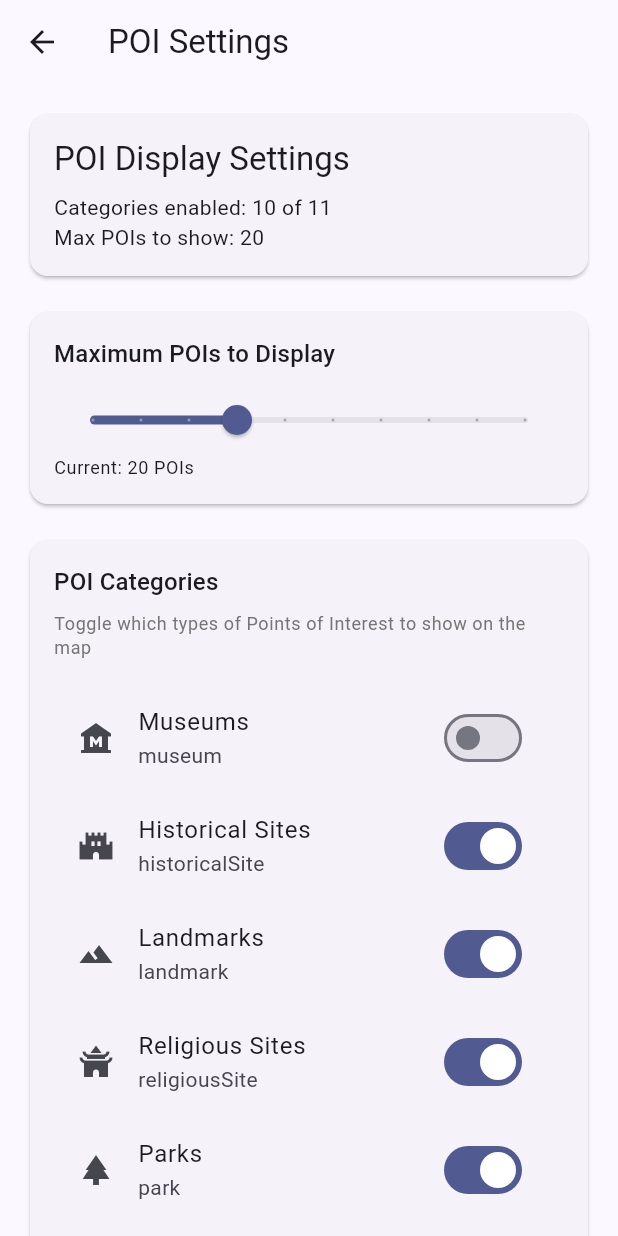
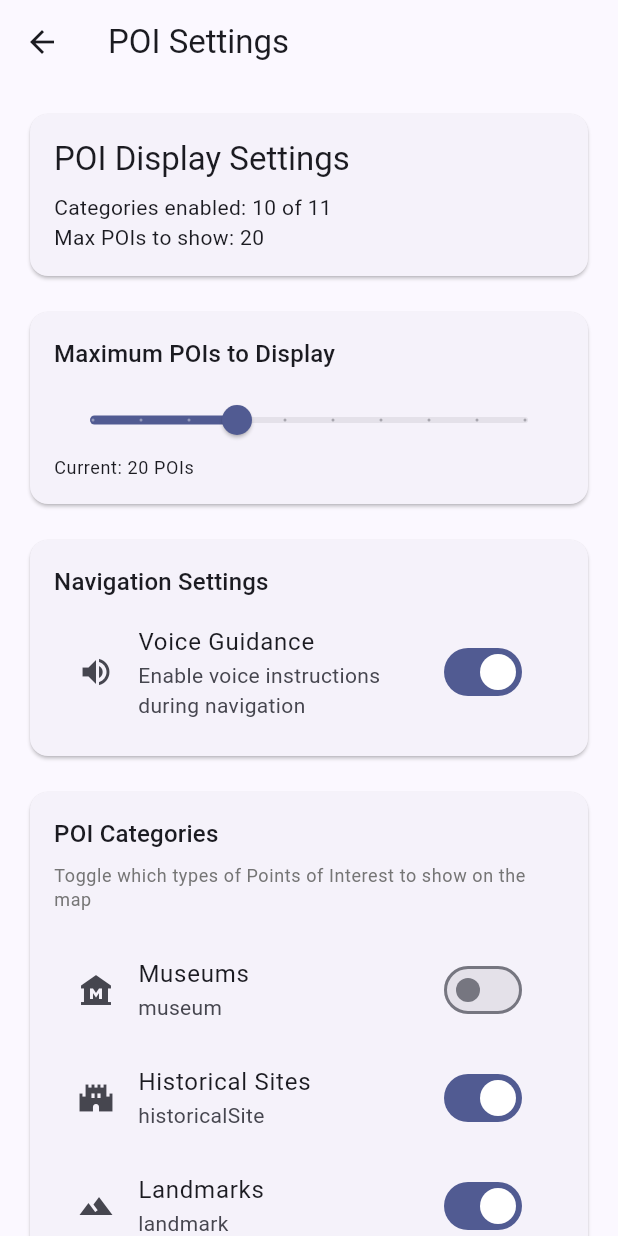
Before and after one commit to dnzlde/passear, a Flutter app: the SettingsPage screen opened directly, after a tap on "Museums", on a phone screen of 412 x 824 dp. Run offline on Flutter 3.47's test engine with Material 3 defaults, Android fonts, the phone set to English and light mode, and no system bars; our stand-ins replace flutter_map, flutter_tts, geolocator, latlong2, shared_preferences; accounts and stored records are empty.

Commit message:
Add voice guidance toggle setting to disable navigation instructions
Co-authored-by: dnzlde <6322686+dnzlde@users.noreply.github.com>

```diff
--- a/lib/map/map_page.dart
+++ b/lib/map/map_page.dart
@@ -12,6 +12,7 @@ import '../models/route.dart';
 import '../services/poi_service.dart';
 import '../services/routing_service.dart';
 import '../services/local_tts_service.dart';
+import '../services/settings_service.dart';
 import '../settings/settings_page.dart';
 import 'wiki_poi_detail.dart';
 
@@ -26,6 +27,7 @@ class _MapPageState extends State<MapPage> {
   List<Poi> _pois = [];
   final PoiService _poiService = PoiService();
   final RoutingService _routingService = RoutingService();
+  final SettingsService _settingsService = SettingsService.instance;
   late final LocalTtsService _ttsService;
   LatLng _mapCenter = const LatLng(32.0741, 34.7924); // fallback: Azrieli
   final MapController _mapController = MapController();
@@ -312,11 +314,14 @@ class _MapPageState extends State<MapPage> {
         // Fit the map to show the entire route
         if (route != null && route.waypoints.isNotEmpty) {
           _fitMapToRoute(route);
-          // Announce route summary
-          _ttsService.speak(
-            'Route calculated. Distance: ${route.formattedDistance}. '
-            'Estimated time: ${route.formattedDuration}',
-          );
+          // Announce route summary if voice guidance is enabled
+          final settings = await _settingsService.loadSettings();
+          if (settings.voiceGuidanceEnabled) {
+            _ttsService.speak(
+              'Route calculated. Distance: ${route.formattedDistance}. '
+              'Estimated time: ${route.formattedDuration}',
+            );
+          }
         }
       }
     } catch (e) {
@@ -364,7 +369,14 @@ class _MapPageState extends State<MapPage> {
     }
   }
 
-  void _announceInstruction(RouteInstruction instruction, double distance) {
+  void _announceInstruction(
+      RouteInstruction instruction, double distance) async {
+    // Check if voice guidance is enabled in settings
+    final settings = await _settingsService.loadSettings();
+    if (!settings.voiceGuidanceEnabled) {
+      return; // Voice guidance is disabled, skip announcement
+    }
+
     String announcement;
     if (instruction.type == 10) {
       // Arrival instruction
--- a/lib/models/settings.dart
+++ b/lib/models/settings.dart
@@ -4,10 +4,12 @@ import 'poi.dart';
 class AppSettings {
   final Map<PoiCategory, bool> enabledCategories;
   final int maxPoiCount;
+  final bool voiceGuidanceEnabled;
 
   AppSettings({
     Map<PoiCategory, bool>? enabledCategories,
     this.maxPoiCount = 20,
+    this.voiceGuidanceEnabled = true,
   }) : enabledCategories = enabledCategories ?? _defaultEnabledCategories();
 
   static Map<PoiCategory, bool> _defaultEnabledCategories() {
@@ -17,10 +19,12 @@ class AppSettings {
   AppSettings copyWith({
     Map<PoiCategory, bool>? enabledCategories,
     int? maxPoiCount,
+    bool? voiceGuidanceEnabled,
   }) {
     return AppSettings(
       enabledCategories: enabledCategories ?? this.enabledCategories,
       maxPoiCount: maxPoiCount ?? this.maxPoiCount,
+      voiceGuidanceEnabled: voiceGuidanceEnabled ?? this.voiceGuidanceEnabled,
     );
   }
 
@@ -37,6 +41,7 @@ class AppSettings {
     return AppSettings(
       enabledCategories: enabledCategories,
       maxPoiCount: json['maxPoiCount'] as int? ?? 20,
+      voiceGuidanceEnabled: json['voiceGuidanceEnabled'] as bool? ?? true,
     );
   }
 
@@ -47,6 +52,7 @@ class AppSettings {
           entry.key.name: entry.value,
       },
       'maxPoiCount': maxPoiCount,
+      'voiceGuidanceEnabled': voiceGuidanceEnabled,
     };
   }
 
--- a/lib/settings/settings_page.dart
+++ b/lib/settings/settings_page.dart
@@ -55,6 +55,13 @@ class _SettingsPageState extends State<SettingsPage> {
     await _settingsService.updateMaxPoiCount(count);
     setState(() {
       _settings = _settings.copyWith(maxPoiCount: count);
+    });
+  }
+
+  Future<void> _updateVoiceGuidanceEnabled(bool enabled) async {
+    await _settingsService.updateVoiceGuidanceEnabled(enabled);
+    setState(() {
+      _settings = _settings.copyWith(voiceGuidanceEnabled: enabled);
     });
   }
 
@@ -186,6 +193,36 @@ class _SettingsPageState extends State<SettingsPage> {
 
           const SizedBox(height: 16),
 
+          // Voice Guidance Setting
+          Card(
+            child: Padding(
+              padding: const EdgeInsets.all(16.0),
+              child: Column(
+                crossAxisAlignment: CrossAxisAlignment.start,
+                children: [
+                  Text(
+                    'Navigation Settings',
+                    style: Theme.of(context).textTheme.titleMedium,
+                  ),
+                  const SizedBox(height: 8),
+                  SwitchListTile(
+                    title: const Text('Voice Guidance'),
+                    subtitle: const Text(
+                      'Enable voice instructions during navigation',
+                    ),
+                    secondary: const Icon(Icons.volume_up),
+                    value: _settings.voiceGuidanceEnabled,
+                    onChanged: (value) {
+                      _updateVoiceGuidanceEnabled(value);
+                    },
+                  ),
+                ],
+              ),
+            ),
+          ),
+
+          const SizedBox(height: 16),
+
           // POI Categories
           Card(
             child: Padding(
```
Also changed, not shown: lib/services/settings_service.dart (+9 -0 lines).
